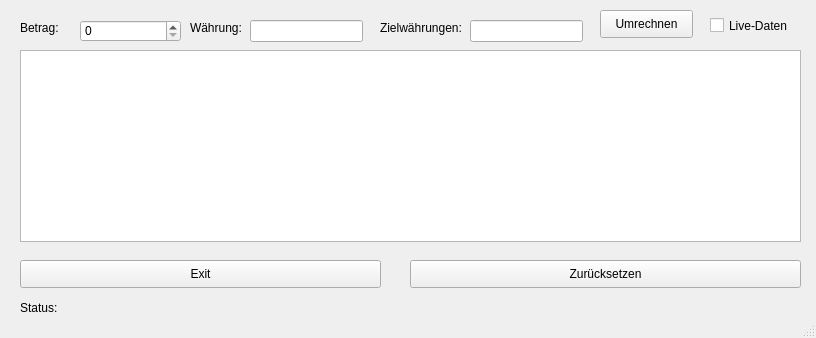
ftraxler-tgm/Qt-RESTful-Webservices-Currency-Converter, file ui/waehrungGUI.ui: the form before one commit.
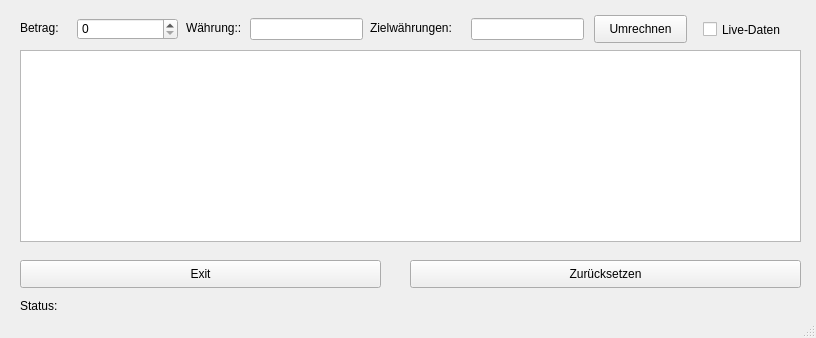
The form after the commit.

What changed in the file:
```diff
--- a/ui/waehrungGUI.ui
+++ b/ui/waehrungGUI.ui
@@ -54,7 +54,7 @@
     <property name="geometry">
      <rect>
       <x>20</x>
-      <y>300</y>
+      <y>298</y>
       <width>55</width>
       <height>16</height>
      </rect>
@@ -66,8 +66,8 @@
    <widget class="QCheckBox" name="liveCheckbox">
     <property name="geometry">
      <rect>
-      <x>710</x>
-      <y>10</y>
+      <x>703</x>
+      <y>14</y>
       <width>91</width>
       <height>31</height>
      </rect>
@@ -79,8 +79,8 @@
    <widget class="QPushButton" name="umrechnenB">
     <property name="geometry">
      <rect>
-      <x>600</x>
-      <y>10</y>
+      <x>594</x>
+      <y>15</y>
       <width>93</width>
       <height>28</height>
      </rect>
@@ -92,21 +92,21 @@
    <widget class="QLabel" name="waehrungText">
     <property name="geometry">
      <rect>
-      <x>190</x>
+      <x>186</x>
       <y>20</y>
-      <width>55</width>
+      <width>61</width>
       <height>16</height>
      </rect>
     </property>
     <property name="text">
-     <string>Währung:</string>
+     <string>Währung::</string>
     </property>
    </widget>
    <widget class="QLineEdit" name="zielwaehrung">
     <property name="geometry">
      <rect>
-      <x>470</x>
-      <y>20</y>
+      <x>471</x>
+      <y>18</y>
       <width>113</width>
       <height>22</height>
      </rect>
@@ -115,7 +115,7 @@
    <widget class="QLabel" name="zielwaehrungText">
     <property name="geometry">
      <rect>
-      <x>380</x>
+      <x>370</x>
       <y>20</y>
       <width>101</width>
       <height>16</height>
@@ -129,7 +129,7 @@
     <property name="geometry">
      <rect>
       <x>250</x>
-      <y>20</y>
+      <y>18</y>
       <width>113</width>
       <height>22</height>
      </rect>
@@ -151,8 +151,8 @@
    <widget class="QSpinBox" name="betragSpinBox">
     <property name="geometry">
      <rect>
-      <x>80</x>
-      <y>20</y>
+      <x>77</x>
+      <y>18</y>
       <width>101</width>
       <height>22</height>
      </rect>
```
